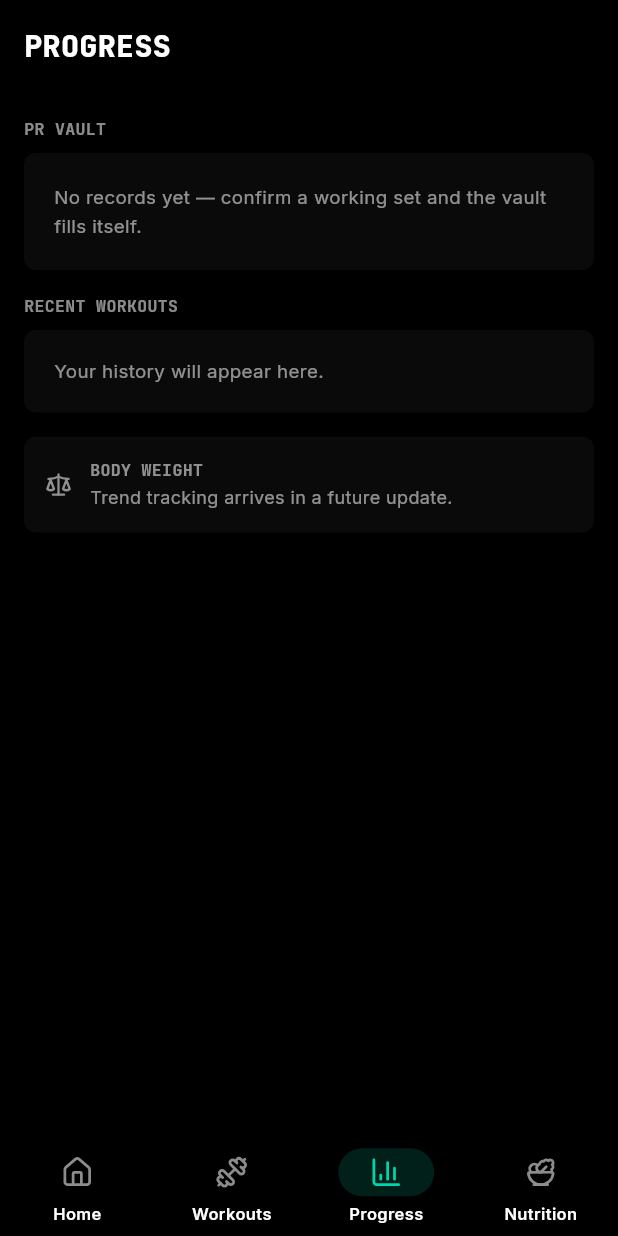
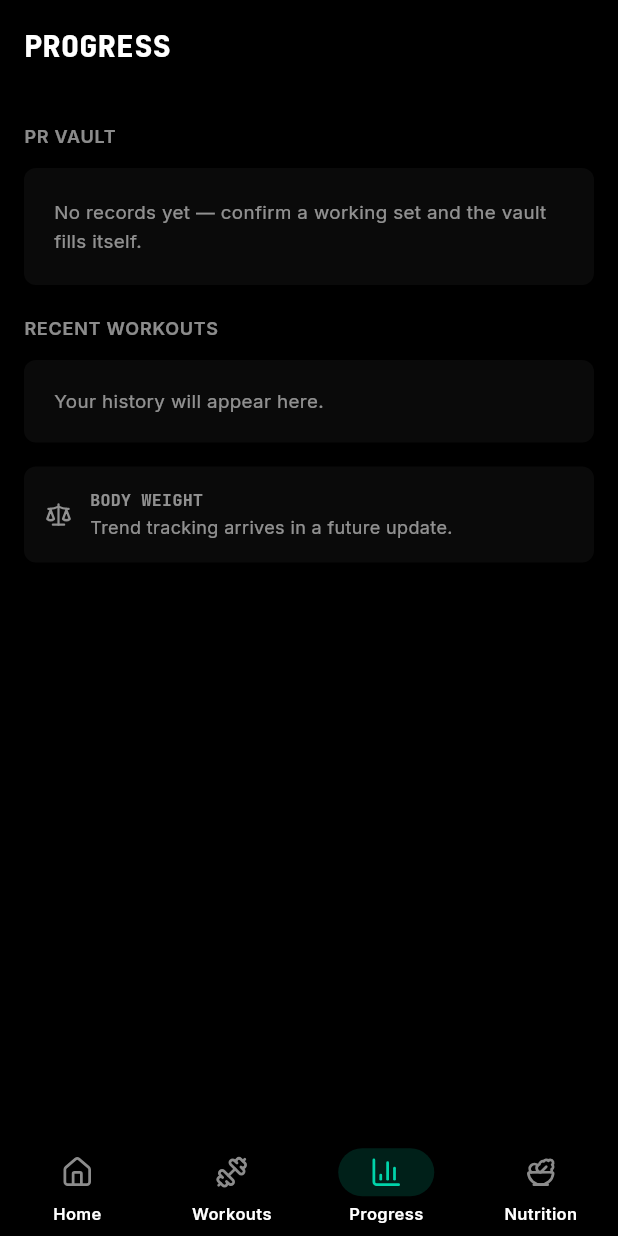
Before and after one commit to KrishJdev/Aven-Fit, a Flutter app: the screen it shows after launch, item 3 of the bottom bar chosen, on a phone screen of 412 x 824 dp. Run offline on Flutter 3.47's test engine with Material 3 defaults, Android fonts, the phone set to English and light mode, and no system bars; our stand-ins replace dio, drift, drift_flutter, flutter_local_notifications, flutter_riverpod, flutter_secure_storage and 6 more; missing offline and left inert: workmanager; accounts and stored records are empty; generated files the repository leaves out were written again; statements that could not run were skipped.

Commit message:
refactor(ui): adopt SectionHeader for home/progress headers, add actionKey (chunk 2c)
- SectionHeader: add optional actionKey (Key?) for find.byKey contracts
- home_screen: _RecentWorkoutsSection header -> SectionHeader (VIEW ALL key preserved)
- progress_screen: delete local _SectionHeader duplicate, adopt shared SectionHeader
- spacing now driven by SectionHeader's built-in xl/md padding per spec 10.7
- gates: flutter analyze 0 issues; flutter test 387/387

Co-authored-by: CommandCodeBot <noreply@commandcode.ai>

```diff
--- a/mobile/lib/core/widgets/section_header.dart
+++ b/mobile/lib/core/widgets/section_header.dart
@@ -10,12 +10,18 @@ class SectionHeader extends StatelessWidget {
     required this.label,
     this.actionLabel,
     this.onAction,
+    this.actionKey,
     super.key,
   });
 
   final String label;
   final String? actionLabel;
   final VoidCallback? onAction;
+
+  /// Optional test key for the trailing action — lets callers preserve
+  /// `find.byKey` contracts (e.g. Home's VIEW ALL, Progress's VIEW ALL)
+  /// when adopting this widget.
+  final Key? actionKey;
 
   @override
   Widget build(BuildContext context) {
@@ -37,6 +43,7 @@ class SectionHeader extends StatelessWidget {
           ),
           if (actionLabel != null && onAction != null)
             GestureDetector(
+              key: actionKey,
               onTap: onAction,
               behavior: HitTestBehavior.opaque,
               child: Padding(
--- a/mobile/lib/features/history/presentation/progress_screen.dart
+++ b/mobile/lib/features/history/presentation/progress_screen.dart
@@ -1,5 +1,6 @@
 import 'package:aven_fit/core/l10n/l10n.dart';
 import 'package:aven_fit/core/theme/app_theme.dart';
+import 'package:aven_fit/core/widgets/section_header.dart';
 import 'package:flutter/material.dart';
 import 'package:flutter_riverpod/flutter_riverpod.dart';
 import 'package:go_router/go_router.dart';
@@ -49,16 +50,17 @@ class ProgressScreen extends ConsumerWidget {
               data: (streak) => _StreakCard(streak: streak),
               orElse: () => const SizedBox.shrink(),
             ),
-            const SizedBox(height: AppTheme.spaceLg),
 
             // PR Vault preview (§10.2): the newest records, full vault
             // one tap away.
-            _SectionHeader(
-              title: l10n.prVaultTitle,
-              actionKey: 'progress_pr_view_all',
-              actionLabel: l10n.viewAll,
-              onAction: () => context.push('/progress/prs'),
-              visible: vaultAsync.value?.isNotEmpty ?? false,
+            SectionHeader(
+              label: l10n.prVaultTitle,
+              actionKey: const ValueKey('progress_pr_view_all'),
+              actionLabel:
+                  (vaultAsync.value?.isNotEmpty ?? false) ? l10n.viewAll : null,
+              onAction: (vaultAsync.value?.isNotEmpty ?? false)
+                  ? () => context.push('/progress/prs')
+                  : null,
             ),
             vaultAsync.maybeWhen(
               data: (entries) => entries.isEmpty
@@ -72,16 +74,16 @@ class ProgressScreen extends ConsumerWidget {
                     ),
               orElse: () => const SizedBox.shrink(),
             ),
-            const SizedBox(height: AppTheme.spaceLg),
-
             // Recent workouts (§7.1 parity): top 5, full history one tap
             // away (WU-3.9).
-            _SectionHeader(
-              title: l10n.homeRecentWorkouts,
-              actionKey: 'progress_recent_view_all',
-              actionLabel: l10n.viewAll,
-              onAction: () => context.push('/history'),
-              visible: recentAsync.value?.isNotEmpty ?? false,
+            SectionHeader(
+              label: l10n.homeRecentWorkouts,
+              actionKey: const ValueKey('progress_recent_view_all'),
+              actionLabel:
+                  (recentAsync.value?.isNotEmpty ?? false) ? l10n.viewAll : null,
+              onAction: (recentAsync.value?.isNotEmpty ?? false)
+                  ? () => context.push('/history')
+                  : null,
             ),
             recentAsync.maybeWhen(
               data: (items) => items.isEmpty
@@ -101,61 +103,6 @@ class ProgressScreen extends ConsumerWidget {
             const _BodyWeightPlaceholder(),
           ],
         ),
-      ),
-    );
-  }
-}
-
-/// Section header with an optional VIEW ALL action.
-class _SectionHeader extends StatelessWidget {
-  const _SectionHeader({
-    required this.title,
-    required this.actionKey,
-    required this.actionLabel,
-    required this.onAction,
-    required this.visible,
-  });
-
-  final String title;
-  final String actionKey;
-  final String actionLabel;
-  final VoidCallback onAction;
-  final bool visible;
-
-  @override
-  Widget build(BuildContext context) {
-    return Padding(
-      padding: const EdgeInsets.only(bottom: AppTheme.spaceSm),
-      child: Row(
-        children: [
-          Text(
-            title,
-            style: AppTheme.num(
-              11,
-              weight: FontWeight.w700,
-              color: AppTheme.textSecondary,
-            ),
-          ),
-          const Spacer(),
-          if (visible)
-            TextButton(
-              key: ValueKey(actionKey),
-              onPressed: onAction,
-              style: TextButton.styleFrom(
-                padding: const EdgeInsets.symmetric(horizontal: AppTheme.spaceSm),
-                minimumSize: Size.zero,
-                tapTargetSize: MaterialTapTargetSize.shrinkWrap,
-              ),
-              child: Text(
-                actionLabel,
-                style: const TextStyle(
-                  color: AppTheme.primary,
-                  fontSize: 11.5,
-                  fontWeight: FontWeight.w700,
-                ),
-              ),
-            ),
-        ],
       ),
     );
   }
```
Also changed, not shown: mobile/lib/features/workout/presentation/home_screen.dart (+8 -32 lines), 1 other file.
